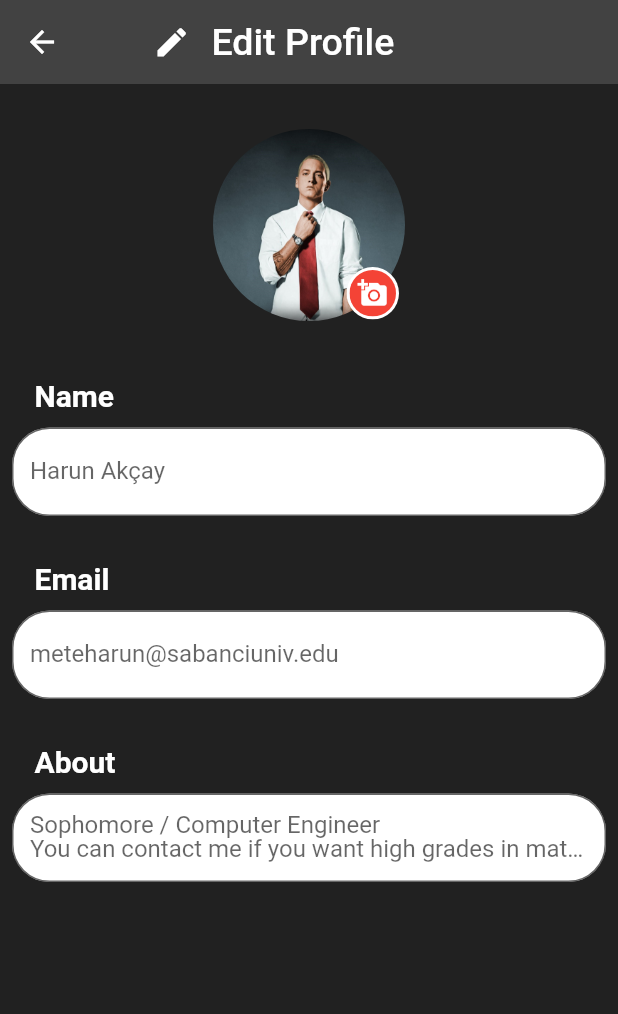
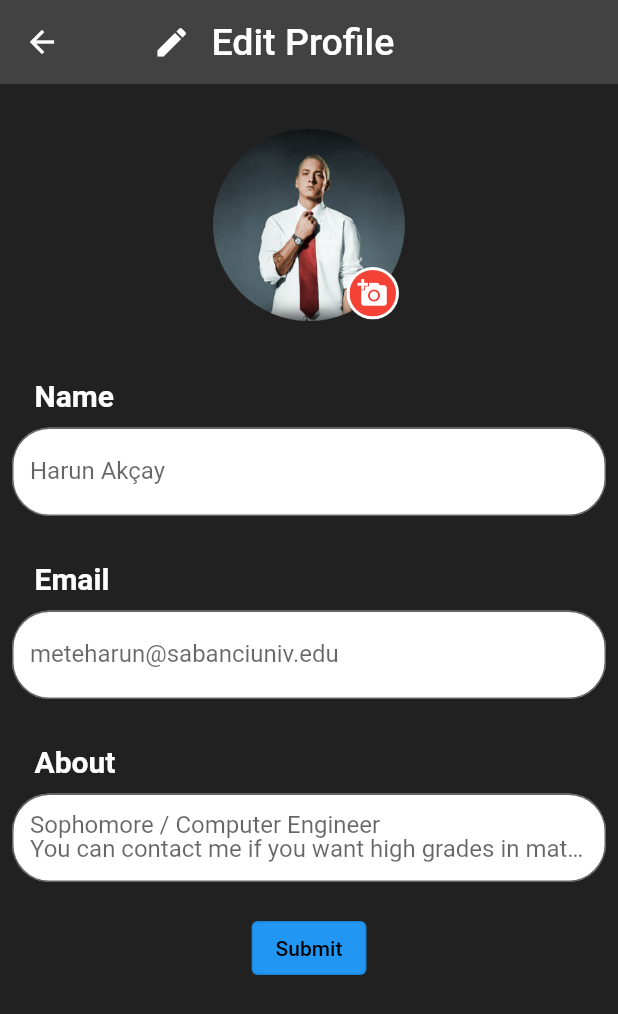
Before and after one commit to atahf/SUdanUCUZ, a Flutter app: the Editprofile screen opened by its route, on a phone screen of 412 x 824 dp. Shown: the top 1014 px of the screen. Run offline on Flutter 3.47's test engine with Material 2 defaults, Android fonts, the phone set to English and light mode, and no system bars; our stand-ins replace after_layout, cloud_firestore, email_validator, firebase_analytics, firebase_auth, firebase_core and 12 more; accounts and stored records are empty; network calls fail.

```diff
--- /dev/null
+++ b/lib/models/UserModel.dart
@@ -0,0 +1,15 @@
+class User {
+
+
+
+  final String name;
+  final String about;
+  final String mail;
+  final String lname;
+
+
+
+  User({required this.name,required this.about,required this.lname,required this.mail});
+
+
+}
--- a/lib/routes/account.dart
+++ b/lib/routes/account.dart
@@ -105,8 +105,8 @@ class _AccountState extends State<Account> {
 
           IconButton(
             onPressed: (){
-              //Navigator.pushNamed(context, "/editprofile");
-              setUserName();
+              Navigator.pushNamed(context, "/editprofile");
+
             },
             icon: Icon(
                 Icons.edit
--- a/lib/routes/editprofile.dart
+++ b/lib/routes/editprofile.dart
@@ -1,3 +1,4 @@
+import 'package:cloud_firestore/cloud_firestore.dart';
 import 'package:flutter/material.dart';
 import '../services/auth.dart';
 import '../design/TextStyles.dart';
@@ -15,7 +16,22 @@ class Editprofile extends StatefulWidget {
 }
 
 class _EditprofileState extends State<Editprofile> {
+  TextEditingController itemController = TextEditingController();
+  TextEditingController itemController2 = TextEditingController();
+  TextEditingController itemController3 = TextEditingController();
   User1 user = UserPreferences.myUser;
+
+  var currentUser = FirebaseAuth.instance.currentUser;
+  Future updateUserData(String name,String mail,String lname) async {
+    return await FirebaseFirestore.instance.collection("UserInfos").doc(currentUser!.uid).set({
+      "email": mail,
+      "lastName": name,
+      "userName": lname,
+
+    });
+  }
+
+
   @override
   Widget build(BuildContext context) {
     return Scaffold(
@@ -106,6 +122,7 @@ class _EditprofileState extends State<Editprofile> {
                 ),
                 SizedBox(height: 10),
                 TextFormField(
+                  controller: itemController,
                   decoration: InputDecoration(
                     fillColor: Colors.white,
                     filled: true,
@@ -130,6 +147,7 @@ class _EditprofileState extends State<Editprofile> {
                 ),
                 SizedBox(height: 10),
                 TextFormField(
+                  controller: itemController2,
                   decoration: InputDecoration(
                     fillColor: Colors.white,
                     filled: true,
@@ -154,6 +172,7 @@ class _EditprofileState extends State<Editprofile> {
                 ),
                 SizedBox(height: 10),
                 TextFormField(
+                  controller: itemController3,
                   decoration: InputDecoration(
                     fillColor: Colors.white,
                     filled: true,
@@ -168,6 +187,15 @@ class _EditprofileState extends State<Editprofile> {
 
 
                 ),
+                SizedBox(height: 20,),
+                OutlinedButton(
+                  onPressed: (){
+                    updateUserData(itemController3.text, itemController2.text,itemController.text );
+                    Navigator.pop(context);
+                  },
+                  child: Text("Submit"),
+                  style: mainBstyle,
+                ),
               ],
 
 
--- /dev/null
+++ b/lib/services/DatabaseService.dart
@@ -0,0 +1,33 @@
+import 'package:cloud_firestore/cloud_firestore.dart';
+import 'package:project/models/UserModel.dart';
+
+
+class DatabaseService {
+
+  final String uid;
+  DatabaseService({required this.uid});
+
+
+
+  final CollectionReference UserCollection = FirebaseFirestore.instance.collection("UserProfile");
+
+
+  Future updateUserData(String about,String name,String mail,String lname) async {
+    return await UserCollection.doc(uid).set({
+      "mail": mail,
+      "name": name,
+      "lname": lname,
+      "about": about,
+    });
+  }
+
+
+
+
+
+
+  Stream<QuerySnapshot> get users {
+    return UserCollection.snapshots();
+  }
+
+}
--- a/lib/services/auth.dart
+++ b/lib/services/auth.dart
@@ -4,6 +4,7 @@ import 'package:flutter/cupertino.dart';
 import 'package:flutter/material.dart';
 import 'package:google_sign_in/google_sign_in.dart';
 import 'package:flutter/foundation.dart' show kIsWeb;
+import 'package:project/services/DatabaseService.dart';
 
 
 
@@ -29,6 +30,7 @@ class AuthService {
       await _firestore.collection("UserInfos").doc(user.uid).set({"userName": name,"email":mail,"lastName":lastName});
       //var list_name = new List.filled(3, null, growable: false);
 
+      await DatabaseService(uid: user.uid).updateUserData("Add Something", name, mail, lastName);
       return _userFromFirebase(user);
 
     } catch (e) {
```
